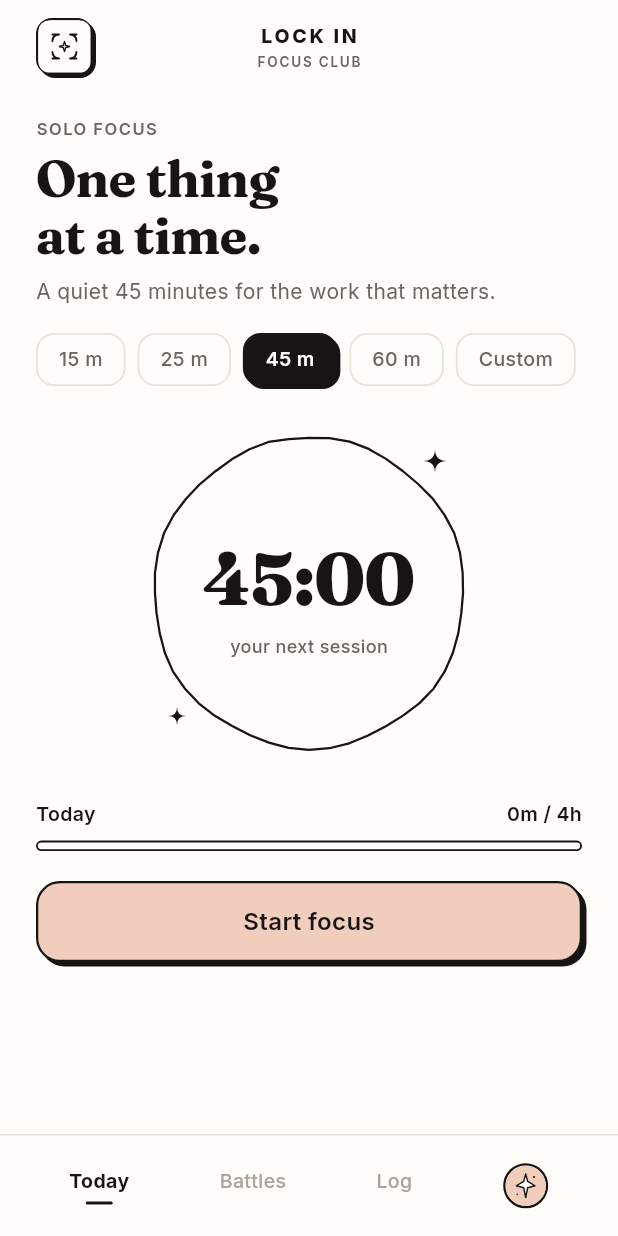
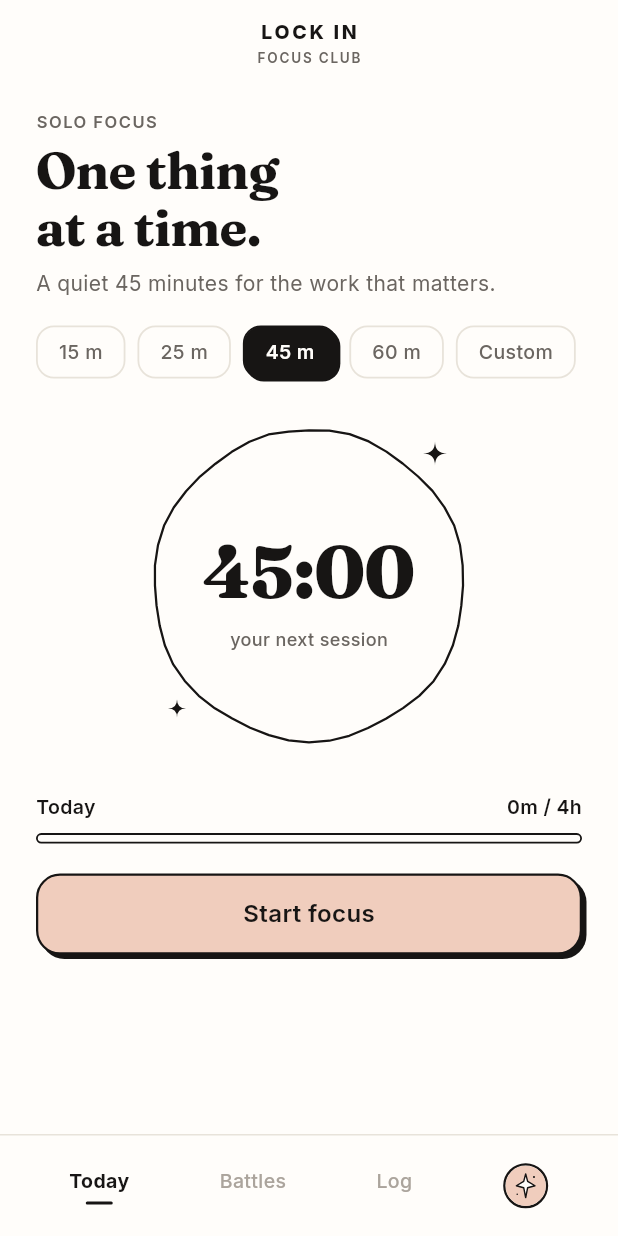
Before and after one commit to Abhaynegi1/Lock-In, a Flutter app: the screen it shows after launch, on a phone screen of 412 x 824 dp. Run offline on Flutter 3.47's test engine with Material 3 defaults, Android fonts, the phone set to English and light mode, and no system bars; our stand-ins replace audioplayers, flutter_local_notifications, flutter_svg, google_fonts, google_sign_in, image_picker and 3 more; accounts and stored records are empty; network calls fail.

Commit message:
refactor(ui): remove app icon box from Today tab header

```diff
--- a/lib/screens/home_screen.dart
+++ b/lib/screens/home_screen.dart
@@ -64,14 +64,8 @@ class _TodayView extends StatelessWidget {
           crossAxisAlignment: CrossAxisAlignment.start,
           children: [
             // Top Bar
-            Row(
-              mainAxisAlignment: MainAxisAlignment.spaceBetween,
-              children: [
-                // Left Logo Icon
-                const LockInLogo(size: 38, hasBorder: true),
-
-                // Centered "LOCK IN" / "FOCUS CLUB"
-                Column(
+            Center(
+              child: Column(
                 mainAxisSize: MainAxisSize.min,
                 children: [
                   Text(
@@ -96,10 +90,6 @@ class _TodayView extends StatelessWidget {
                   ),
                 ],
               ),
-
-                // Spacer to keep centered header balanced
-                const SizedBox(width: 38),
-              ],
             ),
 
             const SizedBox(height: 28),
```
Lines whose indentation alone changed are shown as unchanged.
